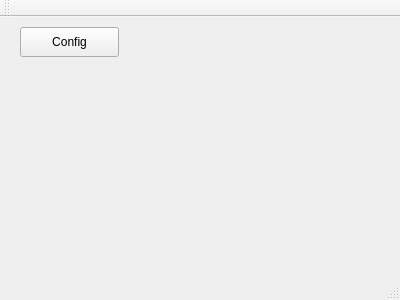
ahernguo/i2c_demo, file mainwindow.ui: the form before one commit.
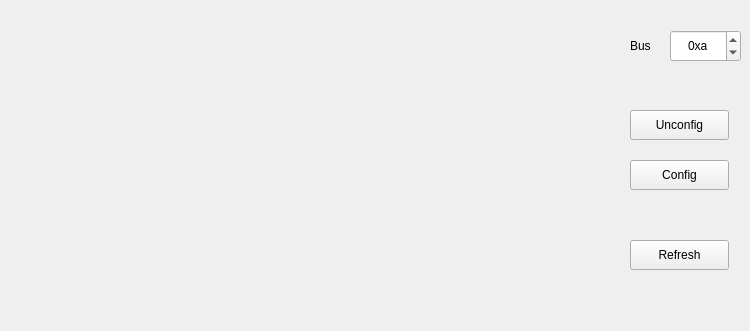
The form after the commit.

Commit message: apply a table widget for IO setting

The edit to the form file:
```diff
--- a/mainwindow.ui
+++ b/mainwindow.ui
@@ -6,8 +6,8 @@
    <rect>
     <x>0</x>
     <y>0</y>
-    <width>400</width>
-    <height>300</height>
+    <width>750</width>
+    <height>331</height>
    </rect>
   </property>
   <property name="windowTitle">
@@ -17,8 +17,8 @@
    <widget class="QPushButton" name="btnConfig">
     <property name="geometry">
      <rect>
-      <x>20</x>
-      <y>10</y>
+      <x>630</x>
+      <y>160</y>
       <width>99</width>
       <height>30</height>
      </rect>
@@ -27,16 +27,82 @@
      <string>Config</string>
     </property>
    </widget>
+   <widget class="QWidget" name="gridLayoutWidget">
+    <property name="geometry">
+     <rect>
+      <x>10</x>
+      <y>10</y>
+      <width>601</width>
+      <height>311</height>
+     </rect>
+    </property>
+    <layout class="QGridLayout" name="gridLayout_2"/>
+   </widget>
+   <widget class="QLabel" name="lblBus">
+    <property name="geometry">
+     <rect>
+      <x>630</x>
+      <y>30</y>
+      <width>31</width>
+      <height>31</height>
+     </rect>
+    </property>
+    <property name="text">
+     <string>Bus</string>
+    </property>
+   </widget>
+   <widget class="QSpinBox" name="sbBus">
+    <property name="geometry">
+     <rect>
+      <x>670</x>
+      <y>30</y>
+      <width>71</width>
+      <height>32</height>
+     </rect>
+    </property>
+    <property name="alignment">
+     <set>Qt::AlignCenter</set>
+    </property>
+    <property name="prefix">
+     <string>0x</string>
+    </property>
+    <property name="maximum">
+     <number>255</number>
+    </property>
+    <property name="value">
+     <number>10</number>
+    </property>
+    <property name="displayIntegerBase">
+     <number>16</number>
+    </property>
+   </widget>
+   <widget class="QPushButton" name="btnUnconfig">
+    <property name="geometry">
+     <rect>
+      <x>630</x>
+      <y>110</y>
+      <width>99</width>
+      <height>30</height>
+     </rect>
+    </property>
+    <property name="text">
+     <string>Unconfig</string>
+    </property>
+   </widget>
+   <widget class="QPushButton" name="btnRefresh">
+    <property name="geometry">
+     <rect>
+      <x>630</x>
+      <y>240</y>
+      <width>99</width>
+      <height>30</height>
+     </rect>
+    </property>
+    <property name="text">
+     <string>Refresh</string>
+    </property>
+   </widget>
   </widget>
-  <widget class="QToolBar" name="mainToolBar">
-   <attribute name="toolBarArea">
-    <enum>TopToolBarArea</enum>
-   </attribute>
-   <attribute name="toolBarBreak">
-    <bool>false</bool>
-   </attribute>
-  </widget>
-  <widget class="QStatusBar" name="statusBar"/>
  </widget>
  <layoutdefault spacing="6" margin="11"/>
  <resources/>
```
The commit also changes 6 other files.
